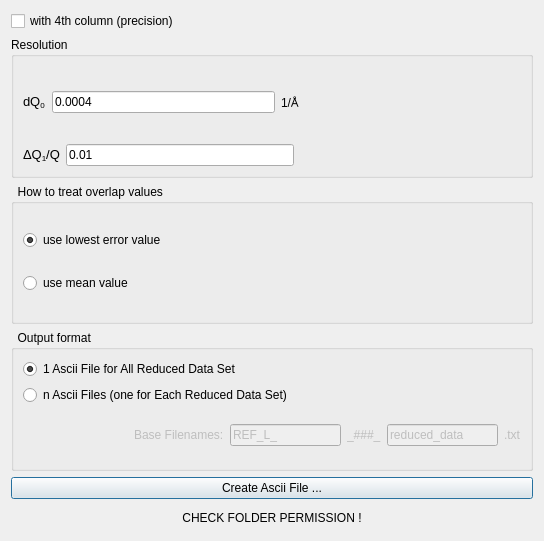
Above: designer/output_reduced_data_dialog.ui from neutrons/RefRed before the change. Below: the same form after it.
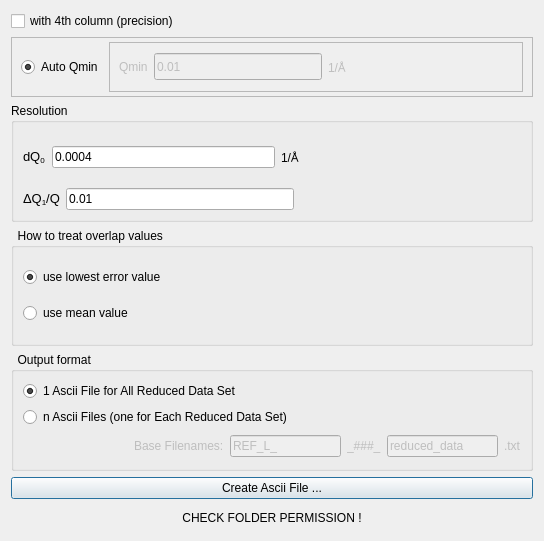
That is the form after the change.

Commit message: Provided way to specify qmin when creating output file

Diff of the .ui file:
```diff
--- a/designer/output_reduced_data_dialog.ui
+++ b/designer/output_reduced_data_dialog.ui
@@ -29,6 +29,104 @@
        </property>
       </widget>
      </item>
+     <item>
+      <widget class="QFrame" name="frame_2">
+       <property name="maximumSize">
+        <size>
+         <width>16777215</width>
+         <height>60</height>
+        </size>
+       </property>
+       <property name="frameShape">
+        <enum>QFrame::StyledPanel</enum>
+       </property>
+       <property name="frameShadow">
+        <enum>QFrame::Raised</enum>
+       </property>
+       <layout class="QHBoxLayout" name="horizontalLayout_3">
+        <property name="spacing">
+         <number>6</number>
+        </property>
+        <property name="topMargin">
+         <number>0</number>
+        </property>
+        <property name="bottomMargin">
+         <number>0</number>
+        </property>
+        <item>
+         <widget class="QRadioButton" name="auto_qmin_button">
+          <property name="text">
+           <string>Auto Qmin</string>
+          </property>
+          <property name="checked">
+           <bool>true</bool>
+          </property>
+         </widget>
+        </item>
+        <item>
+         <widget class="QFrame" name="manual_qmin_frame">
+          <property name="enabled">
+           <bool>false</bool>
+          </property>
+          <property name="maximumSize">
+           <size>
+            <width>16777215</width>
+            <height>50</height>
+           </size>
+          </property>
+          <property name="frameShape">
+           <enum>QFrame::StyledPanel</enum>
+          </property>
+          <property name="frameShadow">
+           <enum>QFrame::Raised</enum>
+          </property>
+          <layout class="QHBoxLayout" name="horizontalLayout_5">
+           <item>
+            <widget class="QLabel" name="label">
+             <property name="text">
+              <string>Qmin</string>
+             </property>
+            </widget>
+           </item>
+           <item>
+            <widget class="QLineEdit" name="manual_qmin_value">
+             <property name="maximumSize">
+              <size>
+               <width>16777215</width>
+               <height>27</height>
+              </size>
+             </property>
+             <property name="text">
+              <string>0.01</string>
+             </property>
+            </widget>
+           </item>
+           <item>
+            <widget class="QLabel" name="label_6">
+             <property name="text">
+              <string>1/Å</string>
+             </property>
+            </widget>
+           </item>
+           <item>
+            <spacer name="horizontalSpacer_3">
+             <property name="orientation">
+              <enum>Qt::Horizontal</enum>
+             </property>
+             <property name="sizeHint" stdset="0">
+              <size>
+               <width>40</width>
+               <height>20</height>
+              </size>
+             </property>
+            </spacer>
+           </item>
+          </layout>
+         </widget>
+        </item>
+       </layout>
+      </widget>
+     </item>
      <item>
       <widget class="QGroupBox" name="groupBox">
        <property name="title">
```
Left out of the diff: 17 changed lines with no effect on the pictures. The commit also changes 19 other files.
